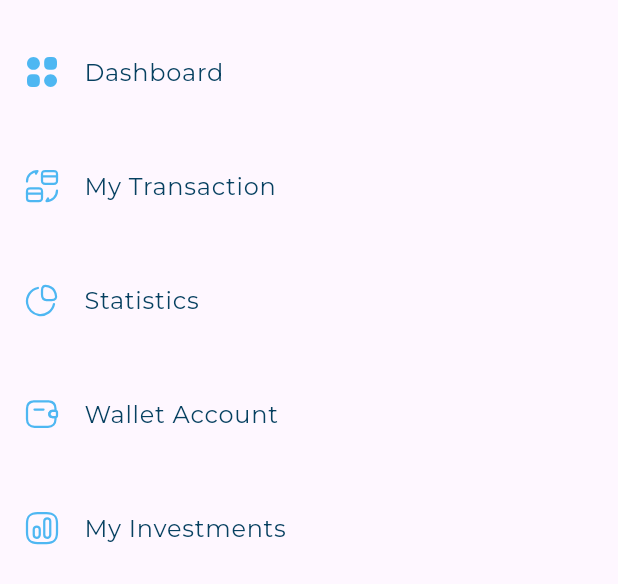
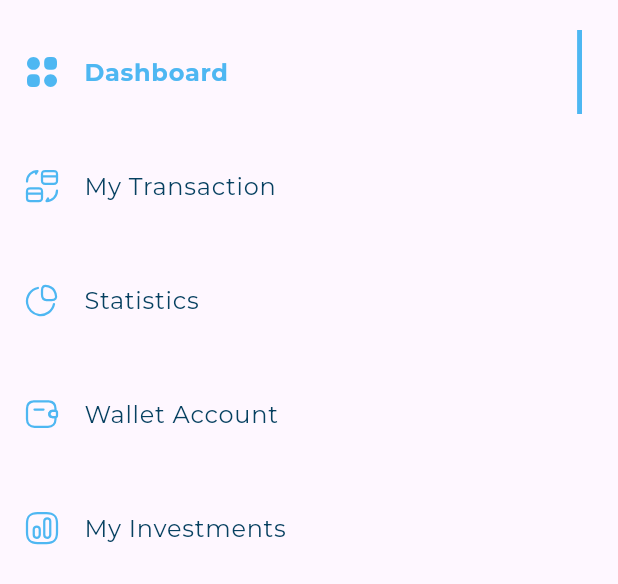
Before and after one commit to ahmedismail-10/responsive_dash_board, a Flutter app: the DrawerItemsListView widget shown alone on an empty page, opened directly, on a phone screen of 412 x 824 dp. Shown: the top 584 px of the screen. Run offline on Flutter 3.47's test engine with Material 3 defaults, Android fonts, the light colour scheme and no system bars; our stand-ins replace flutter_svg, google_fonts.

Commit message:
Create Active&InActive DrawerItem

```diff
--- /dev/null
+++ b/lib/widgets/active_and_inactive_drawer_item.dart
@@ -0,0 +1,42 @@
+import 'package:flutter/material.dart';
+import 'package:flutter_svg/svg.dart';
+import 'package:responsive_dash_board/models/drawer_item_model.dart';
+import 'package:responsive_dash_board/utils/app_styles.dart';
+
+class ActiveDrawerItem extends StatelessWidget {
+  const ActiveDrawerItem({super.key, required this.drawerItemModel});
+
+  final DrawerItemModel drawerItemModel;
+
+  @override
+  Widget build(BuildContext context) {
+    return ListTile(
+      leading: SvgPicture.asset(drawerItemModel.image),
+      title: Text(
+        drawerItemModel.title,
+        style: AppStyles.styleBold16,
+      ),
+      trailing: Container(
+        width: 3.27,
+        color: const Color(0xff4EB7F2),
+      ),
+    );
+  }
+}
+
+class InActiveDrawerItem extends StatelessWidget {
+  const InActiveDrawerItem({super.key, required this.drawerItemModel});
+
+  final DrawerItemModel drawerItemModel;
+
+  @override
+  Widget build(BuildContext context) {
+    return ListTile(
+      leading: SvgPicture.asset(drawerItemModel.image),
+      title: Text(
+        drawerItemModel.title,
+        style: AppStyles.styleRegular16,
+      ),
+    );
+  }
+}
--- a/lib/widgets/drawer_item.dart
+++ b/lib/widgets/drawer_item.dart
@@ -1,19 +1,19 @@
 import 'package:flutter/material.dart';
-import 'package:flutter_svg/svg.dart';
 import 'package:responsive_dash_board/models/drawer_item_model.dart';
-import 'package:responsive_dash_board/utils/app_styles.dart';
+import 'package:responsive_dash_board/widgets/active_and_inactive_drawer_item.dart';
 
 class DrawerItem extends StatelessWidget {
-  const DrawerItem({super.key, required this.drawerItemModel});
+  const DrawerItem({
+    super.key,
+    required this.drawerItemModel,
+    required this.isSelected,
+  });
   final DrawerItemModel drawerItemModel;
+  final bool isSelected;
   @override
   Widget build(BuildContext context) {
-    return ListTile(
-      leading: SvgPicture.asset(drawerItemModel.image),
-      title: Text(
-        drawerItemModel.title,
-        style: AppStyles.styleRegular16,
-      ),
-    );
+    return isSelected
+        ? ActiveDrawerItem(drawerItemModel: drawerItemModel)
+        : InActiveDrawerItem(drawerItemModel: drawerItemModel);
   }
 }
--- a/lib/widgets/drawer_items_list_view.dart
+++ b/lib/widgets/drawer_items_list_view.dart
@@ -3,9 +3,14 @@ import 'package:responsive_dash_board/models/drawer_item_model.dart';
 import 'package:responsive_dash_board/utils/app_images.dart';
 import 'package:responsive_dash_board/widgets/drawer_item.dart';
 
-class DrawerItemsListView extends StatelessWidget {
+class DrawerItemsListView extends StatefulWidget {
   const DrawerItemsListView({super.key});
 
+  @override
+  State<DrawerItemsListView> createState() => _DrawerItemsListViewState();
+}
+
+class _DrawerItemsListViewState extends State<DrawerItemsListView> {
   final List<DrawerItemModel> items = const [
     DrawerItemModel(
       title: 'Dashboard',
@@ -29,6 +34,8 @@ class DrawerItemsListView extends StatelessWidget {
     ),
   ];
 
+  int selectedIndex = 0;
+
   @override
   Widget build(BuildContext context) {
     return ListView.builder(
@@ -36,9 +43,21 @@ class DrawerItemsListView extends StatelessWidget {
       physics: const NeverScrollableScrollPhysics(),
       itemCount: items.length,
       itemBuilder: (context, index) {
-        return Padding(
-          padding: const .only(top: 20),
-          child: DrawerItem(drawerItemModel: items[index]),
+        return GestureDetector(
+          onTap: () {
+            if (selectedIndex != index) {
+              setState(() {
+                selectedIndex = index;
+              });
+            }
+          },
+          child: Padding(
+            padding: const .only(top: 20),
+            child: DrawerItem(
+              drawerItemModel: items[index],
+              isSelected: selectedIndex == index,
+            ),
+          ),
         );
       },
     );
```
